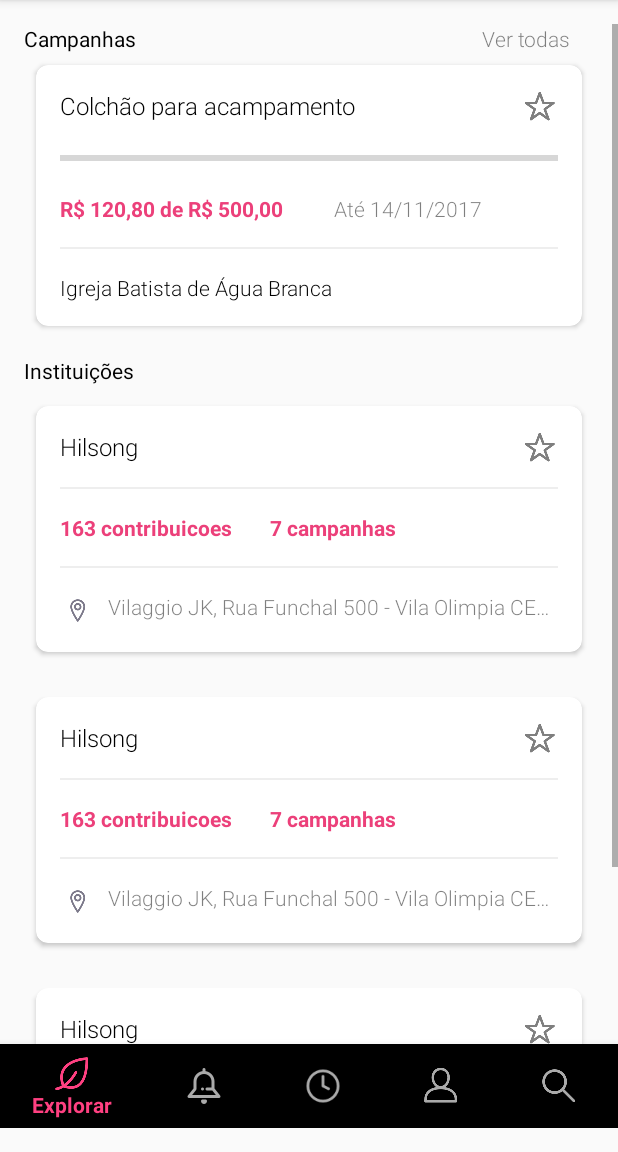
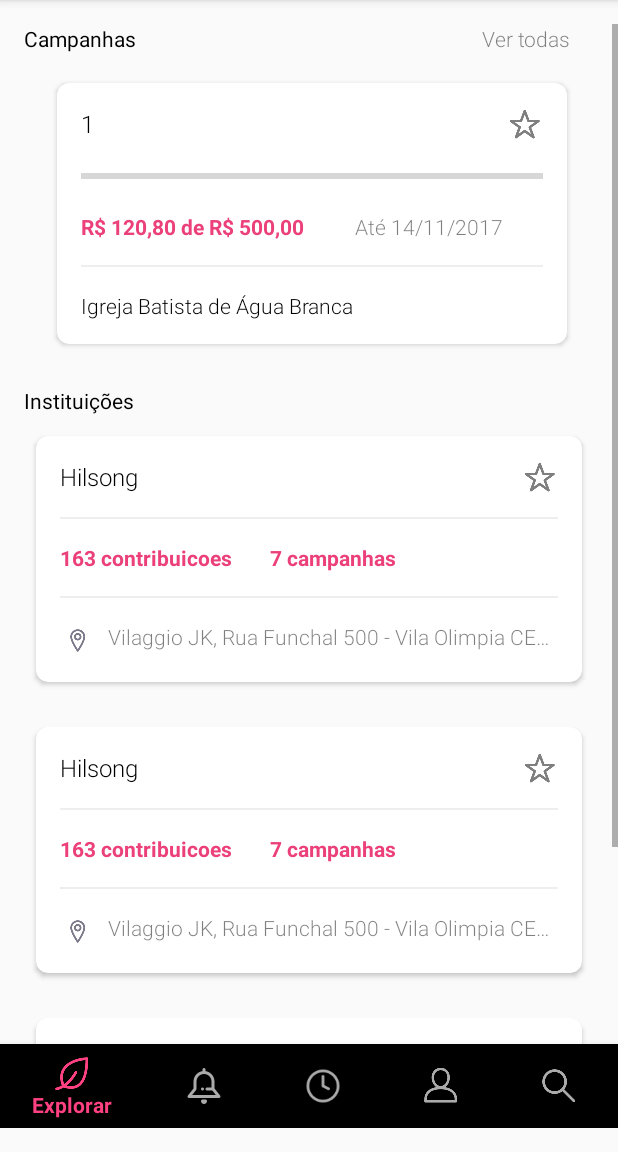
Before and after one commit to lCavazzani/MySeeds, an Android app: the ExplorerFragment screen opened directly, with no data from a screen before it, on a phone screen of 412 x 824 dp, the part 84-1236 px from its top. Run offline under Robolectric (Android 15) with nearby library versions, the phone set to English and light mode, and no system bars.

Commit message:
scroll lateral

```diff
--- /dev/null
+++ b/app/src/main/java/megaleios/com/myseeds/Adapters/CampanhasAdapter.java
@@ -0,0 +1,103 @@
+package megaleios.com.myseeds.Adapters;
+
+import android.content.Context;
+import android.content.SharedPreferences;
+import android.support.v7.widget.RecyclerView;
+import android.util.Log;
+import android.view.LayoutInflater;
+import android.view.View;
+import android.view.ViewGroup;
+import android.widget.ImageView;
+import android.widget.TextView;
+
+import org.json.JSONArray;
+import org.json.JSONException;
+import org.json.JSONObject;
+
+import megaleios.com.myseeds.R;
+
+/**
+ * Created by leonardoCavazzani on 2/22/17.
+ */
+
+public class CampanhasAdapter extends RecyclerView.Adapter<RecyclerView.ViewHolder> {
+
+    private Context mContext;
+    JSONArray mPages;
+
+    JSONObject mUserJson;
+
+
+
+    public CampanhasAdapter(Context context, JSONArray pages){
+        mContext = context;
+        mPages = pages;
+    }
+
+
+    @Override
+    public RecyclerView.ViewHolder onCreateViewHolder(ViewGroup parent, int viewType) {
+
+        View view = LayoutInflater.from(mContext).inflate(R.layout.card_explorer, parent, false);
+        MyHolder holder=new MyHolder(view);
+        return holder;
+
+    }
+
+    @Override
+    public void onBindViewHolder(final RecyclerView.ViewHolder holder, int position) {
+        MyHolder myHolder= (MyHolder) holder;
+
+        try {
+            JSONObject mpackid = mPages.getJSONObject(position);
+
+            //Do whatever you want here
+
+            myHolder.packid.setText(mpackid.optString("id"));
+
+
+        } catch (JSONException e) {
+            e.printStackTrace();
+        }
+    }
+
+    @Override
+    public long getItemId(int position) {
+        return 0;// not using this
+    }
+
+    @Override
+    public int getItemCount() {
+        return mPages.length();
+    }
+
+
+    private static class ViewHolder{
+        TextView packid;
+    }
+    class MyHolder extends RecyclerView.ViewHolder{
+
+
+        TextView packid;
+
+
+        // create constructor to get widget reference
+        public MyHolder(View itemView) {
+            super(itemView);
+
+
+            packid = (TextView) itemView.findViewById(R.id.textmy);
+
+        }
+
+    }
+
+    public JSONObject getItem(int position) {
+        try {
+            return mPages.getJSONObject(position);
+        } catch (JSONException e) {
+            e.printStackTrace();
+            return null;
+        }
+    }
+}
--- a/app/src/main/java/megaleios/com/myseeds/Domains/Main/Fragment/ExplorerFragment.java
+++ b/app/src/main/java/megaleios/com/myseeds/Domains/Main/Fragment/ExplorerFragment.java
@@ -14,11 +14,13 @@ import android.view.View;
 import android.view.ViewGroup;
 import android.widget.FrameLayout;
 
+import org.json.JSONArray;
 import org.json.JSONException;
 import org.json.JSONObject;
 
 import java.io.IOException;
 
+import megaleios.com.myseeds.Adapters.CampanhasAdapter;
 import megaleios.com.myseeds.Components.SmoothRecyclerView;
 import megaleios.com.myseeds.Domains.Instituicao.Activity.InstituicaoActivity;
 import megaleios.com.myseeds.Domains.Register.Activity.RegisterActivity;
@@ -30,24 +32,26 @@ import megaleios.com.myseeds.R;
  */
 
 public class ExplorerFragment extends Fragment{
-
+    JSONObject obj;
 
     private SmoothRecyclerView mCampanhas;
+    JSONArray rootArray = new JSONArray();
+    private CampanhasAdapter adapter;
+    String JSONTEST = "{data.context: https://ahazou.search.windows.net/indexes('feeds')/$metadata#docs, value: [{@search.score: 1,},{@search.score: 1,}]}";
 
     @Override
     public View onCreateView(LayoutInflater inflater, ViewGroup container, Bundle savedInstanceState) {
         super.onCreate(savedInstanceState);
         View view = inflater.inflate(R.layout.fragment_explorer, container, false);
 
-//        GridLayoutManager linearLayoutManager
-//                = new GridLayoutManager (getContext(),1,GridLayoutManager.HORIZONTAL,false);
-//        mCampanhas= (SmoothRecyclerView)view.findViewById(R.id.campanhas_list);
-//        mCampanhas.setLayoutManager(linearLayoutManager);
-//        mCampanhas.addItemDecoration(new GridSpacingItemDecoration(12, dpToPx(4), true));
-//        mCampanhas.setItemAnimator(new DefaultItemAnimator());
+        GridLayoutManager linearLayoutManager
+                = new GridLayoutManager (getContext(),1,GridLayoutManager.HORIZONTAL,false);
+        mCampanhas= (SmoothRecyclerView)view.findViewById(R.id.campanhas_list);
+        mCampanhas.setLayoutManager(linearLayoutManager);
+        mCampanhas.addItemDecoration(new GridSpacingItemDecoration(12, dpToPx(4), true));
+        mCampanhas.setItemAnimator(new DefaultItemAnimator());
 
         CardView card = (CardView) view.findViewById(R.id.instituicao_list);
-        CardView card2 = (CardView) view.findViewById(R.id.campanhas_list);
         card.setOnClickListener(new View.OnClickListener() {
             @Override
             public void onClick(View v) {
@@ -55,14 +59,28 @@ public class ExplorerFragment extends Fragment{
                 startActivity(i);
             }
         });
-        card2.setOnClickListener(new View.OnClickListener() {
-            @Override
-            public void onClick(View v) {
-                Intent i = new Intent(getActivity(), InstituicaoActivity.class);
-                startActivity(i);
-            }
-        });
+//        card2.setOnClickListener(new View.OnClickListener() {
+//            @Override
+//            public void onClick(View v) {
+//                Intent i = new Intent(getActivity(), InstituicaoActivity.class);
+//                startActivity(i);
+//            }
+//        });
+        String json = "{\"value\":[{\"id\": 1},{\"id\": 1}]}";
 
+        try {
+            obj = new JSONObject(json);
+
+            Log.d("My App", obj.toString());
+
+        } catch (Throwable tx) {
+            Log.e("My App", "Could not parse malformed JSON: \"" + json + "\"");
+        }
+        try {
+            updateDisplay(obj.toString());
+        } catch (JSONException | IOException e) {
+            e.printStackTrace();
+        }
         return view;
     }
 
@@ -71,17 +89,17 @@ public class ExplorerFragment extends Fragment{
         return Math.round(TypedValue.applyDimension(TypedValue.COMPLEX_UNIT_DIP, dp, r.getDisplayMetrics()));
     }
 //
-//   private void updateDisplay(String jsonData) throws JSONException, IOException {
-//        JSONObject rootObj = new JSONObject(jsonData);
-//
-//        rootArray = rootObj.getJSONArray("value");
-//
-//        adapter = new CampanhasAdapter(getContext(), rootArray);
-//
-//        mCampanhas.setFocusable(false);
-//
-//        mCampanhas.setAdapter(adapter);
-//    }
+   private void updateDisplay(String jsonData) throws JSONException, IOException {
+        JSONObject rootObj = new JSONObject(jsonData);
+
+        rootArray = rootObj.getJSONArray("value");
+
+        adapter = new CampanhasAdapter(getContext(), rootArray);
+
+        mCampanhas.setFocusable(false);
+
+        mCampanhas.setAdapter(adapter);
+    }
 //   public void Campanhas (String search) {
 //        //     pd = ProgressDialog.show(getContext(), "Carregando Pacotes...",
 //        //   "", true);
--- a/app/src/main/res/layout/card_explorer.xml
+++ b/app/src/main/res/layout/card_explorer.xml
@@ -6,7 +6,8 @@
     android:layout_width="match_parent"
     android:layout_height="match_parent">
     <android.support.v7.widget.CardView
-        android:id="@+id/card_view4"
+        android:id="@+id/campanhas_list"
+        android:layout_below="@+id/campanha_title"
         android:layout_width="match_parent"
         android:layout_height="wrap_content"
         android:background="@color/button_material_light"
@@ -36,7 +37,13 @@
                 android:textColor="#000000"
                 android:textSize="16sp"
                 android:textStyle="normal"
-                tools:text="Colchão para acampamento" />
+                android:text="Colchão para acampamento" />
+            <ImageView
+                android:layout_width="wrap_content"
+                android:layout_height="wrap_content"
+                android:src="@drawable/fav"
+                android:layout_alignTop="@+id/textmy"
+                android:layout_alignEnd="@+id/progressBar" />
 
             <ProgressBar
                 android:id="@+id/progressBar"
@@ -57,20 +64,19 @@
                 android:textColor="#ec407a"
                 android:textSize="14sp"
                 android:textStyle="bold"
-                tools:text="R$ 120,80 de R$ 500,00" />
+                android:text="R$ 120,80 de R$ 500,00" />
 
             <TextView
                 android:layout_width="wrap_content"
                 android:layout_height="wrap_content"
-                android:layout_below="@+id/progressBar"
-                android:layout_marginStart="25dp"
-                android:layout_toEndOf="@+id/textView"
                 android:fontFamily="sans-serif-light"
                 android:gravity="end"
                 android:textColor="#80000000"
                 android:textSize="14sp"
                 android:textStyle="normal"
-                tools:text="Até 14/11/2017" />
+                android:text="Até 14/11/2017"
+                android:layout_below="@+id/progressBar"
+                android:layout_toEndOf="@+id/textView2" />
 
             <View
                 android:id="@+id/divider_title"
@@ -85,14 +91,15 @@
             <TextView
                 android:layout_width="wrap_content"
                 android:layout_height="wrap_content"
-                android:layout_below="@+id/divider_title"
-                android:layout_marginBottom="16dp"
-                android:layout_marginStart="16dp"
                 android:fontFamily="sans-serif-light"
                 android:textColor="#000000"
                 android:textSize="14sp"
                 android:textStyle="normal"
-                tools:text="Igreja Batista de Água Branca" />
+                android:text="Igreja Batista de Água Branca"
+                android:id="@+id/textView2"
+                android:layout_below="@+id/divider_title"
+                android:layout_alignStart="@+id/divider_title"
+                android:layout_marginBottom="16dp"/>
         </RelativeLayout>
 
     </android.support.v7.widget.CardView>
--- a/app/src/main/res/layout/fragment_explorer.xml
+++ b/app/src/main/res/layout/fragment_explorer.xml
@@ -56,104 +56,19 @@
                 <!--android:stretchMode="columnWidth"-->
                 <!--android:verticalSpacing="2dp"-->
                 <!--android:id="@+id/campanhas_list"/>-->
-            <android.support.v7.widget.CardView
+            <megaleios.com.myseeds.Components.SmoothRecyclerView
                 android:id="@+id/campanhas_list"
-                android:layout_below="@+id/campanha_title"
                 android:layout_width="match_parent"
                 android:layout_height="wrap_content"
-                android:background="@color/button_material_light"
-                android:foreground="?android:attr/selectableItemBackground"
-                card_view:cardBackgroundColor="#ffffff"
-                card_view:cardCornerRadius="8dp"
-                android:clickable="false"
-                android:focusable="false"
-                android:focusableInTouchMode="false"
+                android:layout_below="@+id/campanha_title"
+                android:paddingLeft="2dp"
+                android:paddingRight="2dp"
+                android:stretchMode="columnWidth"
+                android:verticalSpacing="2dp"
                 android:layout_marginTop="8dp"
                 android:layout_marginBottom="4dp"
                 android:layout_marginLeft="8dp"
-                android:layout_marginRight="8dp"
-                >
-
-                <RelativeLayout
-                    android:layout_width="wrap_content"
-                    android:layout_height="wrap_content">
-
-                    <TextView
-                        android:id="@+id/textmy"
-                        android:layout_width="wrap_content"
-                        android:layout_height="wrap_content"
-                        android:layout_marginLeft="16dp"
-                        android:layout_marginTop="16dp"
-                        android:fontFamily="sans-serif-light"
-                        android:textColor="#000000"
-                        android:textSize="16sp"
-                        android:textStyle="normal"
-                        android:text="Colchão para acampamento" />
-                    <ImageView
-                        android:layout_width="wrap_content"
-                        android:layout_height="wrap_content"
-                        android:src="@drawable/fav"
-                        android:layout_alignTop="@+id/textmy"
-                        android:layout_alignEnd="@+id/progressBar" />
-
-                    <ProgressBar
-                        android:id="@+id/progressBar"
-                        style="?android:attr/progressBarStyleHorizontal"
-                        android:layout_width="match_parent"
-                        android:layout_height="wrap_content"
-                        android:layout_below="@+id/textmy"
-                        android:layout_margin="16dp" />
-
-                    <TextView
-                        android:id="@+id/textView"
-                        android:layout_width="wrap_content"
-                        android:layout_height="wrap_content"
-                        android:layout_below="@+id/progressBar"
-                        android:layout_marginBottom="16dp"
-                        android:layout_marginStart="16dp"
-                        android:fontFamily="sans-serif"
-                        android:textColor="#ec407a"
-                        android:textSize="14sp"
-                        android:textStyle="bold"
-                        android:text="R$ 120,80 de R$ 500,00" />
-
-                    <TextView
-                        android:layout_width="wrap_content"
-                        android:layout_height="wrap_content"
-                        android:fontFamily="sans-serif-light"
-                        android:gravity="end"
-                        android:textColor="#80000000"
-                        android:textSize="14sp"
-                        android:textStyle="normal"
-                        android:text="Até 14/11/2017"
-                        android:layout_below="@+id/progressBar"
-                        android:layout_toEndOf="@+id/textView2" />
-
-                    <View
-                        android:id="@+id/divider_title"
-                        android:layout_width="match_parent"
-                        android:layout_height="1dp"
-                        android:layout_below="@+id/textView"
-                        android:layout_marginBottom="16dp"
-                        android:layout_marginEnd="16dp"
-                        android:layout_marginStart="16dp"
-                        android:background="#EEE" />
-
-                    <TextView
-                        android:layout_width="wrap_content"
-                        android:layout_height="wrap_content"
-                        android:fontFamily="sans-serif-light"
-                        android:textColor="#000000"
-                        android:textSize="14sp"
-                        android:textStyle="normal"
-                        android:text="Igreja Batista de Água Branca"
-                        android:id="@+id/textView2"
-                        android:layout_below="@+id/divider_title"
-                        android:layout_alignStart="@+id/divider_title"
-                        android:layout_marginBottom="16dp"/>
-                </RelativeLayout>
-
-            </android.support.v7.widget.CardView>
+                android:layout_marginRight="8dp"/>
 
             <TextView
                 android:layout_below="@+id/campanhas_list"
```
